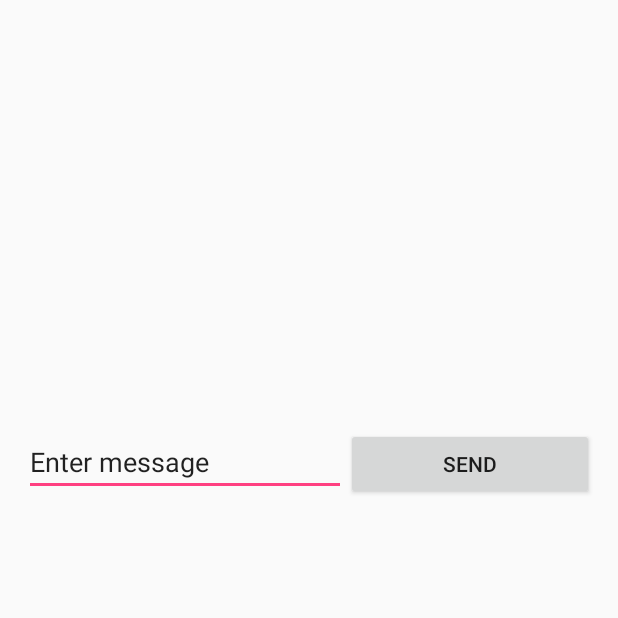
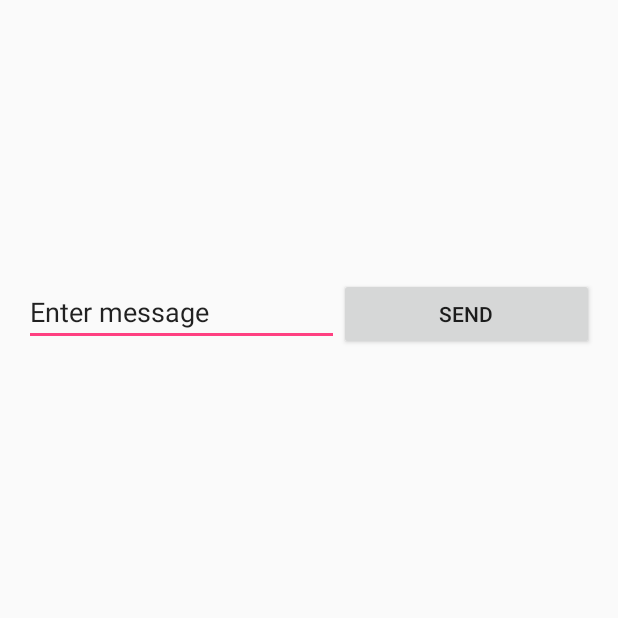
Before and after one commit to Jason-Pearson/JasonPearson_COMP304Lab6_Ex1, an Android app: the MessageActivity screen opened directly, with no data from a screen before it, on a phone screen of 412 x 824 dp, the top half of it. Run offline under Robolectric (Android 15) with nearby library versions, the phone set to English and light mode, and no system bars.

Commit message:
Aight...Everything Works...Need to CopyPasta better I'm going to bed...

```diff
--- a/app/src/main/res/layout/activity_message.xml
+++ b/app/src/main/res/layout/activity_message.xml
@@ -35,7 +35,7 @@
         android:layout_below="@+id/textView"
         android:layout_alignParentLeft="true"
         android:layout_alignParentStart="true"
-        android:layout_marginTop="250dp">
+        android:layout_marginTop="150dp">
 
         <EditText
             android:layout_width="100dp"
@@ -53,7 +53,6 @@
             android:text="Send"
             android:id="@+id/button"
             android:layout_weight="1"
-            android:width="50dp"
             android:onClick="sendMessage"/>
 
     </LinearLayout>
```
